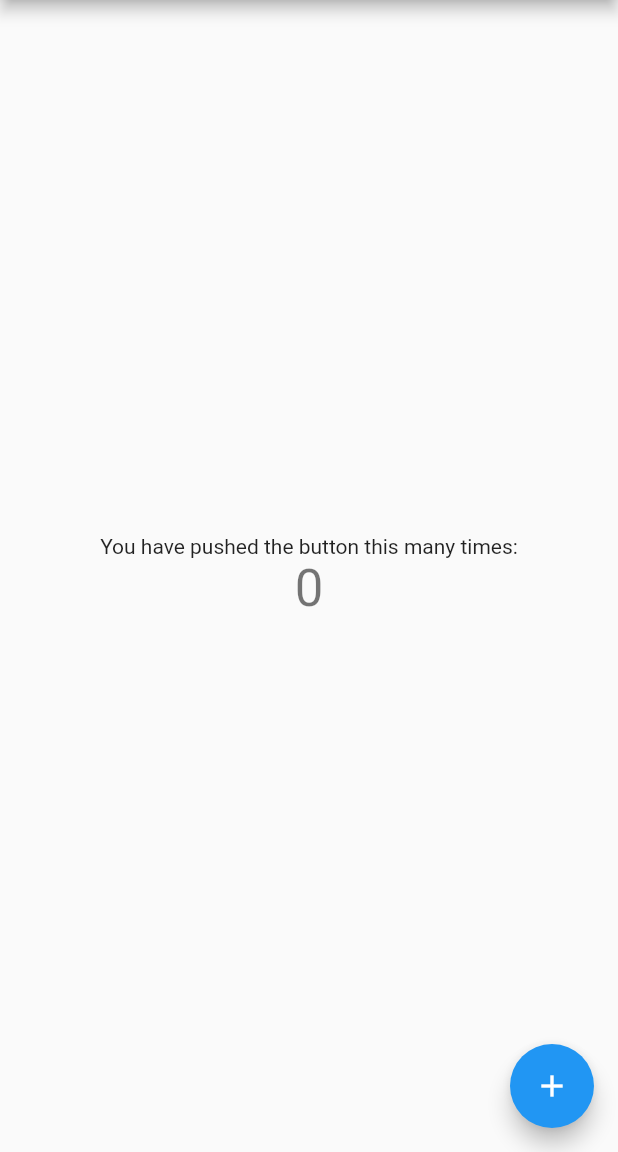
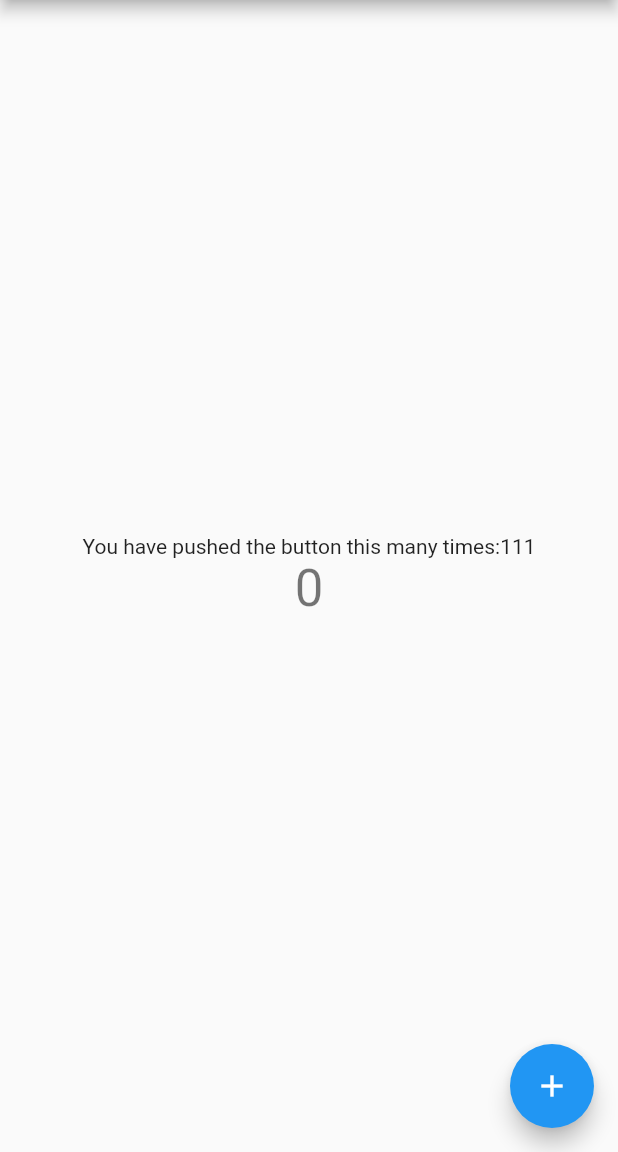
Before and after one commit to liubin915249126/flutter, a Flutter app: the screen it shows after launch, on a phone screen of 412 x 824 dp, the part 84-1236 px from its top. Run offline on Flutter 3.47's test engine with Material 2 defaults, Android fonts, the phone set to English and light mode, and no system bars.

Commit message:
initail commit

```diff
--- a/hello_world/lib/main.dart
+++ b/hello_world/lib/main.dart
@@ -90,7 +90,7 @@ class _MyHomePageState extends State<MyHomePage> {
           mainAxisAlignment: MainAxisAlignment.center,
           children: <Widget>[
             new Text(
-              'You have pushed the button this many times:',
+              'You have pushed the button this many times:111',
             ),
             new Text(
               '$_counter',
```
